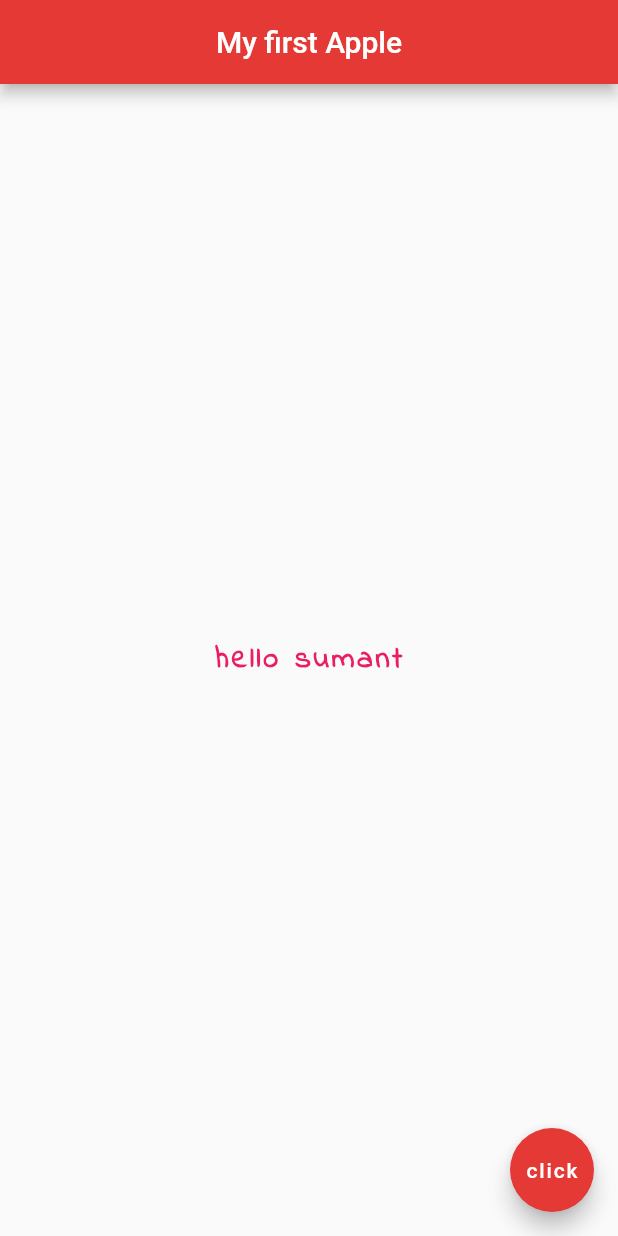
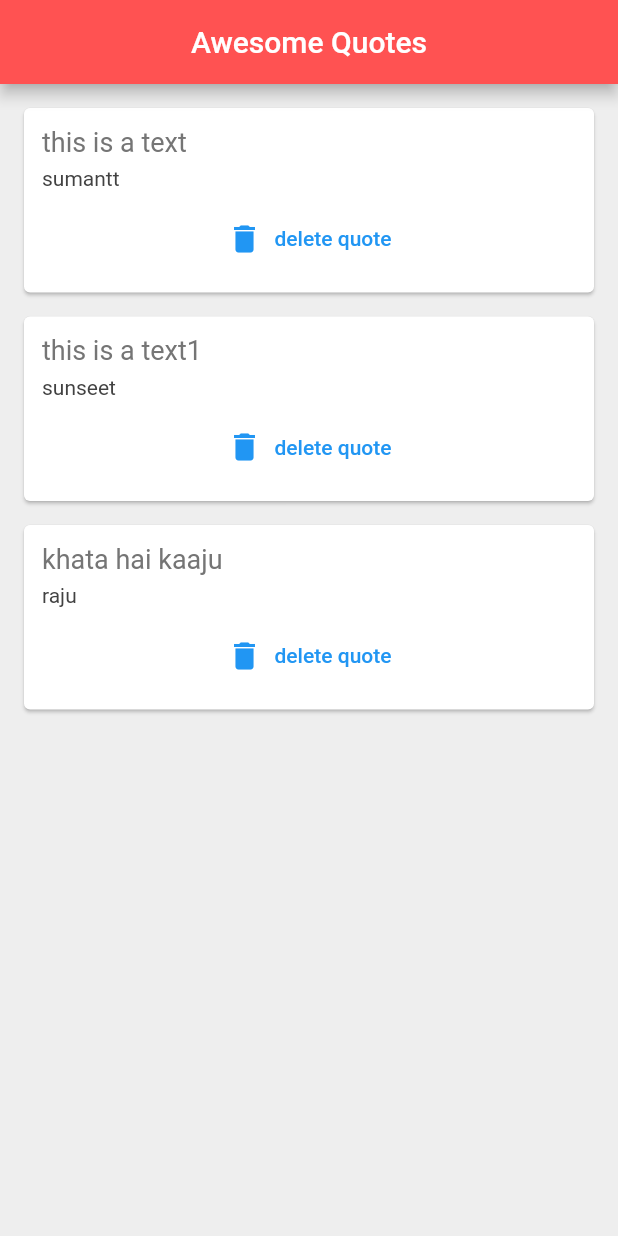
Before and after one commit to SumantxD/Flutter_and_Android_Studio, a Flutter app: the screen it shows after launch, on a phone screen of 412 x 824 dp. Run offline on Flutter 3.47's test engine with Material 2 defaults, Android fonts, the light colour scheme and no system bars.

Commit message:
quote app on new branch

```diff
--- a/lib/main.dart
+++ b/lib/main.dart
@@ -1,36 +1,50 @@
 import 'package:flutter/material.dart';
+import 'quote.dart';
+import 'quote_card.dart';
 
 void main() => runApp(const MaterialApp(
   home: Home(),
 ));
 
-class Home extends StatelessWidget {
+class Home extends StatefulWidget {
   const Home({Key? key}) : super(key: key);
+
+  @override
+  State<Home> createState() => _HomeState();
+}
+
+class _HomeState extends State<Home> {
+
+  List<Quote> quotes = [
+    Quote(author: 'sumantt', text: 'this is a text'),
+    Quote(author: 'sunseet', text: 'this is a text1'),
+    Quote(author: 'raju', text: 'khata hai kaaju'),
+  ];
+
+  // List<String> authors = [''];
+
+  //we will create a function that will convert individual quote into a card which is of widget type
+  //we created a new instance of the quote card here
+
 
   @override
   Widget build(BuildContext context) {
     return Scaffold(
+      backgroundColor: Colors.grey[200],
       appBar: AppBar(
-        title: const Text('My first Apple'),
+        title: Text('Awesome Quotes'),
         centerTitle: true,
-        backgroundColor: Colors.red[600],
+        backgroundColor: Colors.redAccent,
       ),
-      body: const Center(
-        child: Text(
-          'hello sumant',
-          style: TextStyle(
-              fontSize: 20.0,
-              fontWeight: FontWeight.bold,
-              letterSpacing: 2.0,
-              color: Colors.pink,
-              fontFamily: 'IndieFlower'
-          ),
-        ),
-      ),
-      floatingActionButton: FloatingActionButton(
-        onPressed: () {},
-        backgroundColor: Colors.red[600],
-        child: const Text('click'),
+      body: Column(
+        children: quotes.map((quote) => QuoteCard(
+            quote:quote,
+              delete: () {
+              setState(() {
+                quotes.remove(quote);
+              });
+            }
+        )).toList(),
       ),
     );
   }
--- /dev/null
+++ b/lib/quote.dart
@@ -0,0 +1,7 @@
+class Quote {
+  String text = '';
+  String author = '';
+
+  Quote({this.text = '', this.author = ''});
+
+}
--- /dev/null
+++ b/lib/quote_card.dart
@@ -0,0 +1,49 @@
+import 'package:flutter/material.dart';
+import 'quote.dart';
+
+//this is the quote card (itself) that we extracted
+class QuoteCard extends StatelessWidget{
+
+  //this is the instance of the quote class that we imported
+  late final Quote quote;//quote is the local variable and Quote is the class object
+  final VoidCallback delete;
+  //below is the constructor of the QuoteCard class
+  //we have to pass all the variable passed here when creating the instance of it's class
+  QuoteCard({required this.quote, required this.delete});
+
+  @override
+  Widget build(BuildContext context){
+    return Card(
+      margin: EdgeInsets.fromLTRB(16, 16, 16, 0),
+      child: Padding(
+        padding: const EdgeInsets.all(12.0),
+        child: Column(
+          crossAxisAlignment: CrossAxisAlignment.stretch,
+          children: <Widget>[
+            Text(
+              quote.text,
+              style: TextStyle(
+                  fontSize: 18.0,
+                  color: Colors.grey[600]
+              ),
+            ),
+            SizedBox(height: 6,),
+            Text(
+              quote.author,
+              style: TextStyle(
+                  fontSize: 14,
+                  color: Colors.grey[800]
+              ),
+            ),
+            SizedBox(height: 8,),
+            TextButton.icon(
+                onPressed:  delete,
+                label: Text('delete quote'),
+                icon: Icon(Icons.delete),
+            ),
+          ],
+        ),
+      ),
+    );
+  }
+}
--- a/pubspec.yaml
+++ b/pubspec.yaml
@@ -59,9 +59,8 @@ flutter:
   uses-material-design: true
 
   # To add assets to your application, add an assets section, like this:
-  # assets:
-  #   - images/a_dot_burr.jpeg
-  #   - images/a_dot_ham.jpeg
+  assets:
+   - assets/
 
   # An image asset can refer to one or more resolution-specific "variants", see
   # https://flutter.dev/assets-and-images/#resolution-aware
```
Also changed, not shown: assets/space-1.jpg (added), assets/space-2.jpg (added), assets/space-3.jpg (added), assets/space-4.jpg (added), 1 other file.
